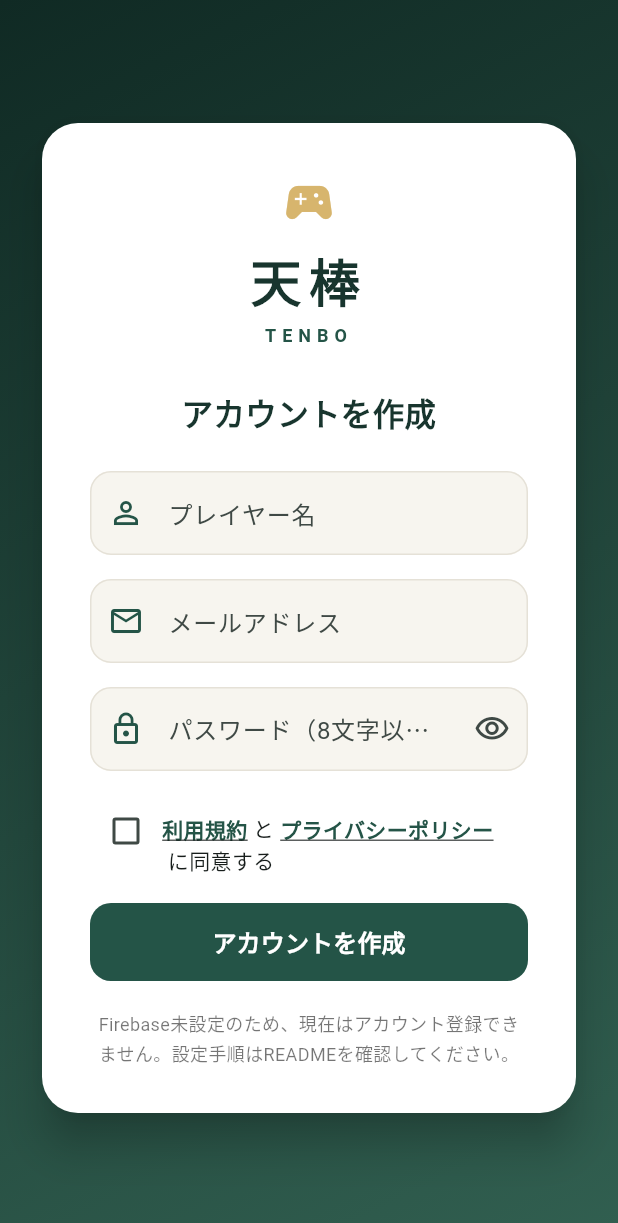
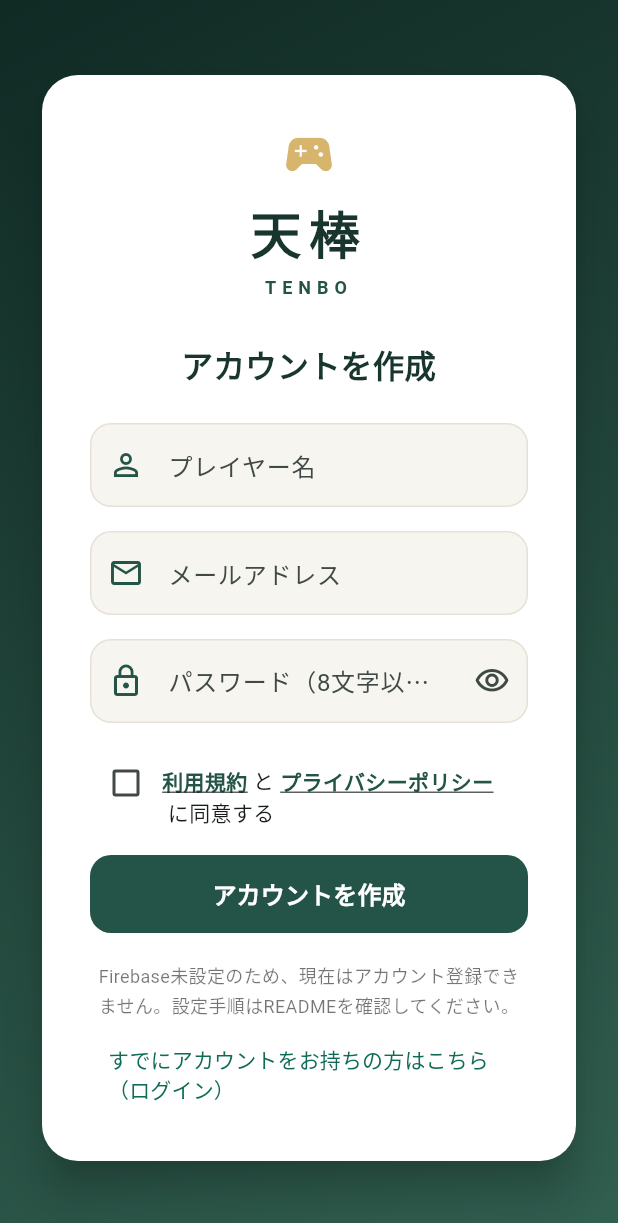
Before and after one commit to sabotage-cla6/tenbo-web, a Flutter app: the screen it shows after launch, after a tap on "ログイン", after a tap on "アカウントをお持ちでない方はこちら（新規登録）", on a phone screen of 412 x 824 dp. Shown: the top 1223 px of the screen. Run offline on Flutter 3.47's test engine with Material 3 defaults, Android fonts, the light colour scheme and no system bars; our stand-ins replace firebase_auth, firebase_core; accounts and stored records are empty.

Commit message:
Add navigation from signup to login

```diff
--- a/lib/signup_page.dart
+++ b/lib/signup_page.dart
@@ -1,5 +1,7 @@
 import 'package:firebase_auth/firebase_auth.dart';
 import 'package:flutter/material.dart';
+
+import 'login_page.dart';
 
 class SignupPage extends StatefulWidget {
   const SignupPage({required this.firebaseReady, super.key});
@@ -393,6 +395,17 @@ class _SignupPageState extends State<SignupPage> {
                               height: 1.6,
                             ),
                           ),
+                          const SizedBox(height: 8),
+                          TextButton(
+                            onPressed: () => Navigator.of(context).pushReplacement(
+                              MaterialPageRoute<void>(
+                                builder: (_) => LoginPage(
+                                  firebaseReady: widget.firebaseReady,
+                                ),
+                              ),
+                            ),
+                            child: const Text('すでにアカウントをお持ちの方はこちら（ログイン）'),
+                          ),
                         ],
                       ),
                     ),
```
